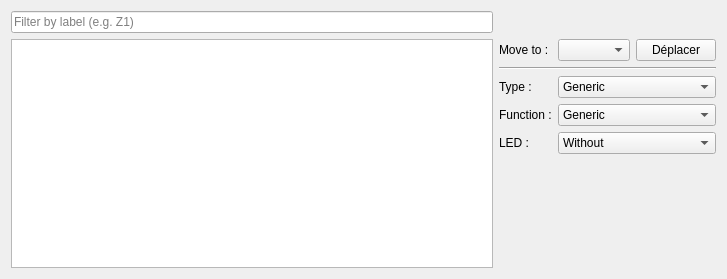
Qt form sources/TerminalStrip/ui/freeterminaleditor.ui (itaueira/qelectrotech-source) before a commit.
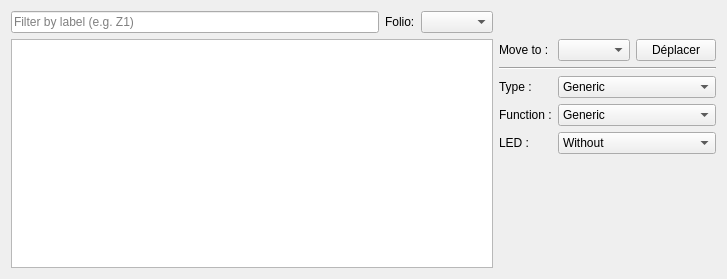
The same form after that commit. Icons and pictures are not drawn.

```diff
--- a/sources/TerminalStrip/ui/freeterminaleditor.ui
+++ b/sources/TerminalStrip/ui/freeterminaleditor.ui
@@ -15,6 +15,8 @@
   </property>
   <layout class="QGridLayout" name="gridLayout">
    <item row="0" column="0">
+    <layout class="QHBoxLayout" name="m_filter_layout">
+     <item>
     <widget class="QLineEdit" name="m_filter_le">
      <property name="placeholderText">
       <string>Filter by label (e.g. Z1)</string>
@@ -23,6 +25,28 @@
       <bool>true</bool>
      </property>
     </widget>
+     </item>
+     <item>
+      <widget class="QLabel" name="m_folio_label">
+       <property name="text">
+        <string>Folio:</string>
+       </property>
+       <property name="buddy">
+        <cstring>m_folio_cb</cstring>
+       </property>
+      </widget>
+     </item>
+     <item>
+      <widget class="QComboBox" name="m_folio_cb">
+       <property name="toolTip">
+        <string>Show only the free terminals drawn on this folio</string>
+       </property>
+       <property name="sizeAdjustPolicy">
+        <enum>QComboBox::AdjustToContents</enum>
+       </property>
+      </widget>
+     </item>
+    </layout>
    </item>
    <item row="1" column="1">
     <widget class="QLabel" name="m_move_label">
```
Lines whose indentation alone changed are shown as unchanged.
